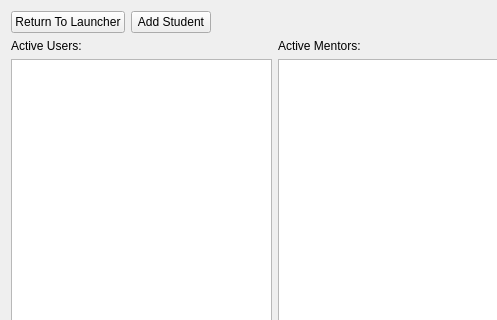
This is Sources/App/Server/server.ui in timattt/Cognitia-II as Qt 5 draws it before an edit; both pictures show x 0 to 497 and y 0 to 320 of the 1083 by 678 pixel window. The edited form follows.
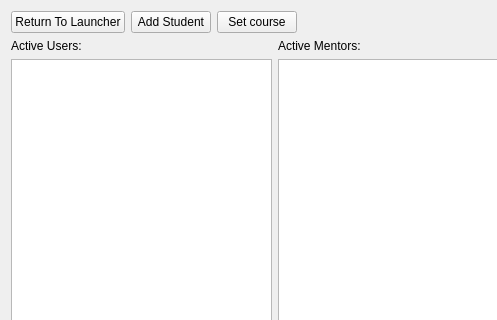
This is the edited form.

Commit message: Server | Fix | Added a way to choose main courseUnit

Patch:
```diff
--- a/Sources/App/Server/server.ui
+++ b/Sources/App/Server/server.ui
@@ -30,6 +30,13 @@
        </property>
       </widget>
      </item>
+     <item>
+      <widget class="QPushButton" name="chooseParent">
+       <property name="text">
+        <string>Set course</string>
+       </property>
+      </widget>
+     </item>
      <item>
       <spacer name="horizontalSpacer_2">
        <property name="orientation">
```
The commit also changes 3 other files.
